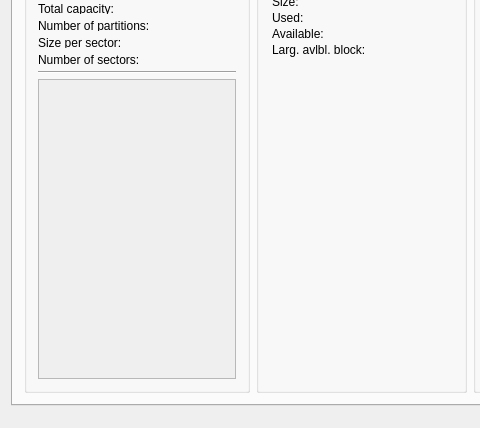
bee-eater/SystemDumpViewer, file 00_src/mainwindow.ui: the form before one commit; both pictures show x 0 to 480 and y 127 to 555 of the 708 by 555 pixel window.
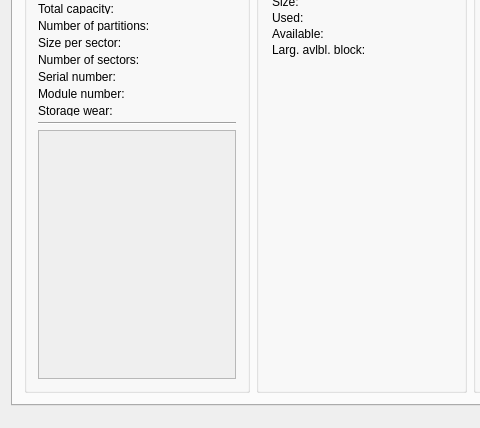
The form after the commit. The open tabs and pages were chosen to show the change. Icons and pictures are not drawn.

```diff
--- a/00_src/mainwindow.ui
+++ b/00_src/mainwindow.ui
@@ -305,7 +305,7 @@
         <item>
          <widget class="QTabWidget" name="tabWidget_System">
           <property name="currentIndex">
-           <number>0</number>
+           <number>1</number>
           </property>
           <property name="tabsClosable">
            <bool>false</bool>
@@ -1426,31 +1426,6 @@
                <string>Partition CF/HD</string>
               </property>
               <layout class="QGridLayout" name="gridLayout_5">
-               <item row="3" column="1">
-                <widget class="QLabel" name="label_Memory_Partitions_NoOfSectors">
-                 <property name="sizePolicy">
-                  <sizepolicy hsizetype="Fixed" vsizetype="Fixed">
-                   <horstretch>0</horstretch>
-                   <verstretch>0</verstretch>
-                  </sizepolicy>
-                 </property>
-                 <property name="minimumSize">
-                  <size>
-                   <width>80</width>
-                   <height>11</height>
-                  </size>
-                 </property>
-                 <property name="maximumSize">
-                  <size>
-                   <width>110</width>
-                   <height>11</height>
-                  </size>
-                 </property>
-                 <property name="text">
-                  <string/>
-                 </property>
-                </widget>
-               </item>
                <item row="3" column="0">
                 <widget class="QLabel" name="text_Memory_Partitions_NoOfSectors">
                  <property name="sizePolicy">
@@ -1481,8 +1456,8 @@
                  </property>
                 </widget>
                </item>
-               <item row="2" column="1">
-                <widget class="QLabel" name="label_Memory_Partitions_SizePerSector">
+               <item row="5" column="1">
+                <widget class="QLabel" name="label_Memory_ModelNumber">
                  <property name="sizePolicy">
                   <sizepolicy hsizetype="Fixed" vsizetype="Fixed">
                    <horstretch>0</horstretch>
@@ -1506,8 +1481,8 @@
                  </property>
                 </widget>
                </item>
-               <item row="0" column="1">
-                <widget class="QLabel" name="label_Memory_Partitions_TotalCapacity">
+               <item row="3" column="1">
+                <widget class="QLabel" name="label_Memory_Partitions_NoOfSectors">
                  <property name="sizePolicy">
                   <sizepolicy hsizetype="Fixed" vsizetype="Fixed">
                    <horstretch>0</horstretch>
@@ -1531,31 +1506,6 @@
                  </property>
                 </widget>
                </item>
-               <item row="2" column="0">
-                <widget class="QLabel" name="text_Memory_Partitions_SizePerSector">
-                 <property name="sizePolicy">
-                  <sizepolicy hsizetype="Fixed" vsizetype="Fixed">
-                   <horstretch>0</horstretch>
-                   <verstretch>0</verstretch>
-                  </sizepolicy>
-                 </property>
-                 <property name="minimumSize">
-                  <size>
-                   <width>80</width>
-                   <height>11</height>
-                  </size>
-                 </property>
-                 <property name="maximumSize">
-                  <size>
-                   <width>110</width>
-                   <height>11</height>
-                  </size>
-                 </property>
-                 <property name="text">
-                  <string>Size per sector:</string>
-                 </property>
-                </widget>
-               </item>
                <item row="1" column="1">
                 <widget class="QLabel" name="label_Memory_Partitions_NoOfPartitions">
                  <property name="sizePolicy">
@@ -1581,6 +1531,56 @@
                  </property>
                 </widget>
                </item>
+               <item row="4" column="1">
+                <widget class="QLabel" name="label_Memory_SerialNumber">
+                 <property name="sizePolicy">
+                  <sizepolicy hsizetype="Fixed" vsizetype="Fixed">
+                   <horstretch>0</horstretch>
+                   <verstretch>0</verstretch>
+                  </sizepolicy>
+                 </property>
+                 <property name="minimumSize">
+                  <size>
+                   <width>80</width>
+                   <height>11</height>
+                  </size>
+                 </property>
+                 <property name="maximumSize">
+                  <size>
+                   <width>110</width>
+                   <height>11</height>
+                  </size>
+                 </property>
+                 <property name="text">
+                  <string/>
+                 </property>
+                </widget>
+               </item>
+               <item row="2" column="1">
+                <widget class="QLabel" name="label_Memory_Partitions_SizePerSector">
+                 <property name="sizePolicy">
+                  <sizepolicy hsizetype="Fixed" vsizetype="Fixed">
+                   <horstretch>0</horstretch>
+                   <verstretch>0</verstretch>
+                  </sizepolicy>
+                 </property>
+                 <property name="minimumSize">
+                  <size>
+                   <width>80</width>
+                   <height>11</height>
+                  </size>
+                 </property>
+                 <property name="maximumSize">
+                  <size>
+                   <width>110</width>
+                   <height>11</height>
+                  </size>
+                 </property>
+                 <property name="text">
+                  <string/>
+                 </property>
+                </widget>
+               </item>
                <item row="1" column="0">
                 <widget class="QLabel" name="text_Memory_Partitions_NoOfPartitions">
                  <property name="sizePolicy">
@@ -1631,32 +1631,7 @@
                  </property>
                 </widget>
                </item>
-               <item row="4" column="0" colspan="2">
-                <widget class="Line" name="line_Memory_Partition_Seperator">
-                 <property name="sizePolicy">
-                  <sizepolicy hsizetype="MinimumExpanding" vsizetype="Fixed">
-                   <horstretch>0</horstretch>
-                   <verstretch>0</verstretch>
-                  </sizepolicy>
-                 </property>
-                 <property name="minimumSize">
-                  <size>
-                   <width>198</width>
-                   <height>2</height>
-                  </size>
-                 </property>
-                 <property name="maximumSize">
-                  <size>
-                   <width>16777215</width>
-                   <height>2</height>
-                  </size>
-                 </property>
-                 <property name="orientation">
-                  <enum>Qt::Horizontal</enum>
-                 </property>
-                </widget>
-               </item>
-               <item row="5" column="0" colspan="2">
+               <item row="8" column="0" colspan="2">
                 <widget class="QScrollArea" name="scrollArea_2">
                  <property name="sizePolicy">
                   <sizepolicy hsizetype="MinimumExpanding" vsizetype="MinimumExpanding">
@@ -1676,7 +1651,7 @@
                     <x>0</x>
                     <y>0</y>
                     <width>196</width>
-                    <height>313</height>
+                    <height>268</height>
                    </rect>
                   </property>
                   <layout class="QVBoxLayout" name="verticalLayout_12">
@@ -1722,6 +1697,196 @@
                  </widget>
                 </widget>
                </item>
+               <item row="5" column="0">
+                <widget class="QLabel" name="text_Memory_ModuleNumber">
+                 <property name="sizePolicy">
+                  <sizepolicy hsizetype="Fixed" vsizetype="Fixed">
+                   <horstretch>0</horstretch>
+                   <verstretch>0</verstretch>
+                  </sizepolicy>
+                 </property>
+                 <property name="minimumSize">
+                  <size>
+                   <width>80</width>
+                   <height>11</height>
+                  </size>
+                 </property>
+                 <property name="maximumSize">
+                  <size>
+                   <width>110</width>
+                   <height>11</height>
+                  </size>
+                 </property>
+                 <property name="font">
+                  <font>
+                   <underline>false</underline>
+                  </font>
+                 </property>
+                 <property name="text">
+                  <string>Module number:</string>
+                 </property>
+                </widget>
+               </item>
+               <item row="7" column="0" colspan="2">
+                <widget class="Line" name="line_Memory_Partition_Seperator">
+                 <property name="sizePolicy">
+                  <sizepolicy hsizetype="MinimumExpanding" vsizetype="Fixed">
+                   <horstretch>0</horstretch>
+                   <verstretch>0</verstretch>
+                  </sizepolicy>
+                 </property>
+                 <property name="minimumSize">
+                  <size>
+                   <width>198</width>
+                   <height>2</height>
+                  </size>
+                 </property>
+                 <property name="maximumSize">
+                  <size>
+                   <width>16777215</width>
+                   <height>2</height>
+                  </size>
+                 </property>
+                 <property name="orientation">
+                  <enum>Qt::Horizontal</enum>
+                 </property>
+                </widget>
+               </item>
+               <item row="4" column="0">
+                <widget class="QLabel" name="text_Memory_SerialNumber">
+                 <property name="sizePolicy">
+                  <sizepolicy hsizetype="Fixed" vsizetype="Fixed">
+                   <horstretch>0</horstretch>
+                   <verstretch>0</verstretch>
+                  </sizepolicy>
+                 </property>
+                 <property name="minimumSize">
+                  <size>
+                   <width>80</width>
+                   <height>11</height>
+                  </size>
+                 </property>
+                 <property name="maximumSize">
+                  <size>
+                   <width>110</width>
+                   <height>11</height>
+                  </size>
+                 </property>
+                 <property name="font">
+                  <font>
+                   <underline>false</underline>
+                  </font>
+                 </property>
+                 <property name="text">
+                  <string>Serial number:</string>
+                 </property>
+                </widget>
+               </item>
+               <item row="0" column="1">
+                <widget class="QLabel" name="label_Memory_Partitions_TotalCapacity">
+                 <property name="sizePolicy">
+                  <sizepolicy hsizetype="Fixed" vsizetype="Fixed">
+                   <horstretch>0</horstretch>
+                   <verstretch>0</verstretch>
+                  </sizepolicy>
+                 </property>
+                 <property name="minimumSize">
+                  <size>
+                   <width>80</width>
+                   <height>11</height>
+                  </size>
+                 </property>
+                 <property name="maximumSize">
+                  <size>
+                   <width>110</width>
+                   <height>11</height>
+                  </size>
+                 </property>
+                 <property name="text">
+                  <string/>
+                 </property>
+                </widget>
+               </item>
+               <item row="2" column="0">
+                <widget class="QLabel" name="text_Memory_Partitions_SizePerSector">
+                 <property name="sizePolicy">
+                  <sizepolicy hsizetype="Fixed" vsizetype="Fixed">
+                   <horstretch>0</horstretch>
+                   <verstretch>0</verstretch>
+                  </sizepolicy>
+                 </property>
+                 <property name="minimumSize">
+                  <size>
+                   <width>80</width>
+                   <height>11</height>
+                  </size>
+                 </property>
+                 <property name="maximumSize">
+                  <size>
+                   <width>110</width>
+                   <height>11</height>
+                  </size>
+                 </property>
+                 <property name="text">
+                  <string>Size per sector:</string>
+                 </property>
+                </widget>
+               </item>
+               <item row="6" column="0">
+                <widget class="QLabel" name="text_Memory_StorageWear">
+                 <property name="sizePolicy">
+                  <sizepolicy hsizetype="Fixed" vsizetype="Fixed">
+                   <horstretch>0</horstretch>
+                   <verstretch>0</verstretch>
+                  </sizepolicy>
+                 </property>
+                 <property name="minimumSize">
+                  <size>
+                   <width>80</width>
+                   <height>11</height>
+                  </size>
+                 </property>
+                 <property name="maximumSize">
+                  <size>
+                   <width>110</width>
+                   <height>11</height>
+                  </size>
+                 </property>
+                 <property name="font">
+                  <font>
+                   <underline>false</underline>
+                  </font>
+                 </property>
+                 <property name="text">
+                  <string>Storage wear:</string>
+                 </property>
+                </widget>
+               </item>
+               <item row="6" column="1">
+                <widget class="QLabel" name="label_Memory_StorageWear">
+                 <property name="sizePolicy">
+                  <sizepolicy hsizetype="Fixed" vsizetype="Fixed">
+                   <horstretch>0</horstretch>
+                   <verstretch>0</verstretch>
+                  </sizepolicy>
+                 </property>
+                 <property name="minimumSize">
+                  <size>
+                   <width>80</width>
+                   <height>11</height>
+                  </size>
+                 </property>
+                 <property name="maximumSize">
+                  <size>
+                   <width>110</width>
+                   <height>11</height>
+                  </size>
+                 </property>
+                 <property name="text">
+                  <string/>
+                 </property>
+                </widget>
+               </item>
               </layout>
              </widget>
             </item>
@@ -3956,7 +4121,7 @@
                     <x>0</x>
                     <y>0</y>
                     <width>148</width>
-                    <height>132</height>
+                    <height>135</height>
                    </rect>
                   </property>
                   <layout class="QVBoxLayout" name="vertLayoutLogger">
```
